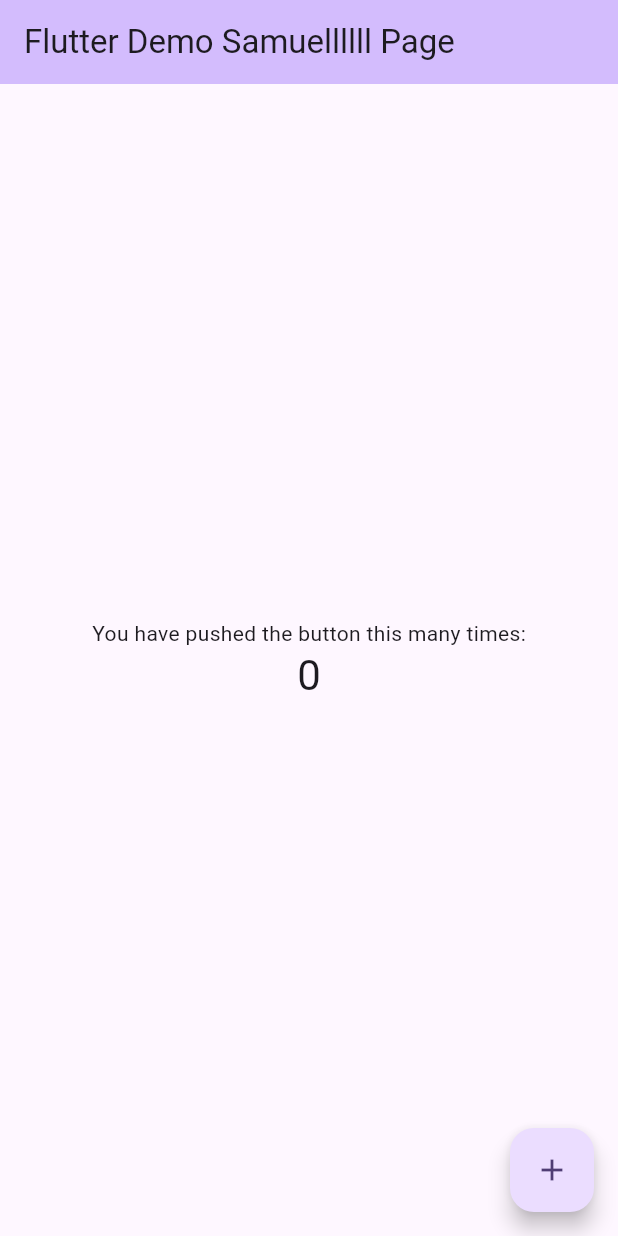
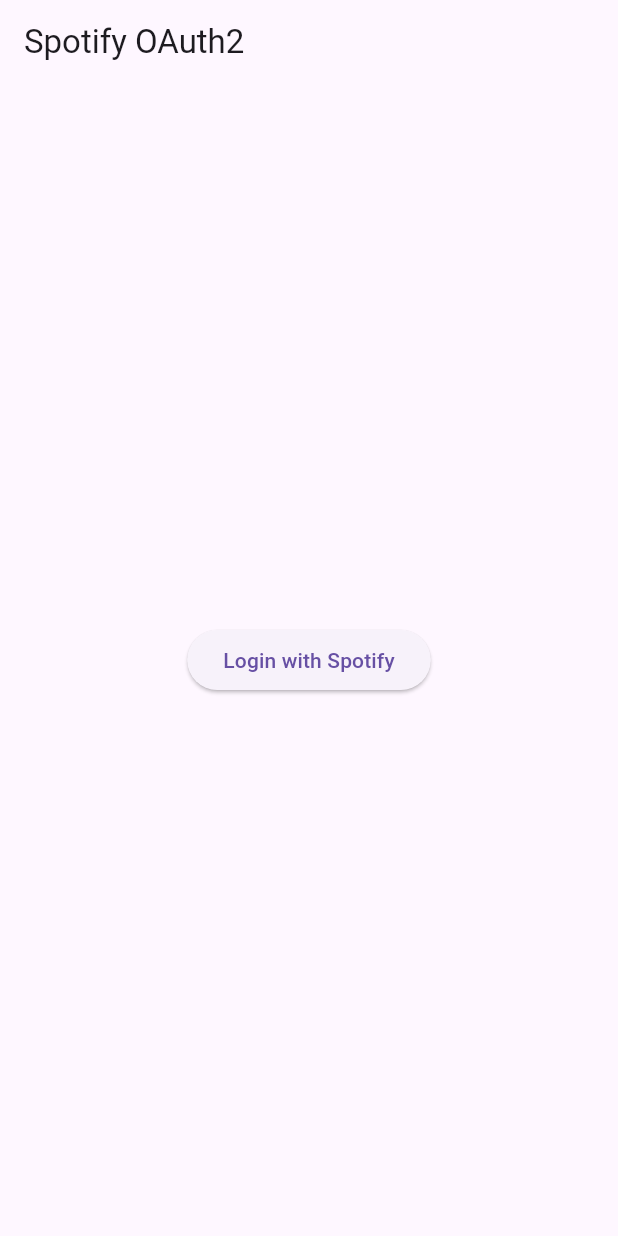
Before and after one commit to ASM-Studios/AREA, a Flutter app: the screen it shows after launch, on a phone screen of 412 x 824 dp. Run offline on Flutter 3.47's test engine with Material 3 defaults, Android fonts, the phone set to English and light mode, and no system bars; our stand-ins replace flutter_dotenv; missing offline and left inert: flutter_appauth, flutter_web_auth, oauth2, oauth2_client.

Commit message:
feat(spotify_oauth): basic code for handling spotify connection via oauth

```diff
--- /dev/null
+++ b/client_mobile/lib/features/auth/login.dart
@@ -0,0 +1,180 @@
+import 'dart:io';
+import 'package:flutter/material.dart';
+import 'package:flutter_appauth/flutter_appauth.dart';
+import 'package:flutter_web_auth/flutter_web_auth.dart';
+import 'package:oauth2/oauth2.dart' as oauth2;
+import 'package:http/http.dart' as http;
+import 'package:flutter_dotenv/flutter_dotenv.dart';
+import 'package:oauth2_client/access_token_response.dart';
+import 'package:oauth2_client/authorization_response.dart';
+import 'package:oauth2_client/spotify_oauth2_client.dart';
+
+class SpotifyOAuthApp extends StatelessWidget {
+  @override
+  Widget build(BuildContext context) {
+    return MaterialApp(
+      title: 'Spotify OAuth2 Example',
+      theme: ThemeData(primarySwatch: Colors.green),
+      home: SpotifyAuthScreen(),
+    );
+  }
+}
+
+class SpotifyAuthScreen extends StatefulWidget {
+  @override
+  _SpotifyAuthScreenState createState() => _SpotifyAuthScreenState();
+}
+
+class _SpotifyAuthScreenState extends State<SpotifyAuthScreen> {
+
+  final String callbackUrlScheme = 'my.area.app';
+  String get redirectUrlMobile => '$callbackUrlScheme://callback';
+
+
+  final String clientId = dotenv.env["VITE_SPOTIFY_CLIENT_ID"] ?? "";
+  final appAuth = FlutterAppAuth();
+  final String clientSecret = dotenv.env["VITE_SPOTIFY_CLIENT_SECRET"] ?? "";
+  final String issuer = "https://accounts.spotify.com/";
+  final Uri authorizationEndpoint =
+      Uri.parse('https://accounts.spotify.com/authorize');
+  final Uri tokenEndpoint = Uri.parse('https://accounts.spotify.com/api/token');
+  final String redirectUrlWeb =
+      "https://localhost:8081/auth/spotify/callback";
+  final Uri redirectUri =
+      Uri.parse('https://localhost:8081/auth/spotify/callback');
+  oauth2.Client? client;
+
+
+Future<void> authenticateWithSpotify() async {
+  try {
+    final String spotifyUrl = 'https://accounts.spotify.com/authorize'
+    '&client_id=$clientId'
+    '&redirect_uri=$redirectUrlMobile';
+
+    print("Authentification en cours ...");
+    final result = await FlutterWebAuth.authenticate(
+        url: redirectUrlMobile,
+        callbackUrlScheme: callbackUrlScheme,
+      );
+
+    print("voici le résultat : ${result}");
+
+
+
+  } catch (e) {
+    print("erreur d'authentification : ${e}");
+  }
+}
+
+Future<void> authenticateWithSpotifyOld() async {
+    try {
+      // print("client id : ${clientId}");
+      // AccessTokenResponse? accessToken;
+      // SpotifyOAuth2Client client = SpotifyOAuth2Client(
+      //     redirectUri: redirectUrlMobile,
+      //     customUriScheme: "my.area.app"
+      //     );
+
+      // var authResp =
+      //     await client.requestAuthorization(clientId: clientId, customParams: {
+      //   // 'show_dialog': 'true'
+      // }, scopes: [
+      //   'user-read-private',
+      //   'user-read-playback-state',
+      //   'user-modify-playback-state',
+      //   'user-read-currently-playing',
+      //   'user-read-email'
+      // ]);
+      // var authCode = authResp.code;
+
+      // print("auth code : ${authCode}");
+
+      final authorizationTokenRequest = AuthorizationTokenRequest(
+        clientId,
+        redirectUrlMobile,
+        issuer: issuer,
+        clientSecret: clientSecret,
+        scopes: ["openid", "profile", "email", "offline_access"],
+        additionalParameters: {
+          'show_dialog': 'true'
+        }
+      );
+
+      final result = await appAuth.authorizeAndExchangeCode(authorizationTokenRequest);
+
+      print("--------------------------------");
+      print("");
+      print("");
+      print("Le code échangé est le suivant : ${result}");
+      print("");
+      print("");
+      print("--------------------------------");
+
+      return;
+      // Start a small HTTP server to capture the callback
+      // final server = await HttpServer.bind(InternetAddress.loopbackIPv4, 8080);
+      // print("Listening on ${server.address}:${server.port}");
+
+      // // Build the OAuth2 flow
+      // final grant = oauth2.AuthorizationCodeGrant(
+      //   clientId,
+      //   authorizationEndpoint,
+      //   tokenEndpoint,
+      //   secret: clientSecret,
+      //   httpClient: http.Client(),
+      // );
+
+      // // Generate the authorization URL
+      // final authorizationUrl = grant.getAuthorizationUrl(redirectUri, scopes: [
+      //   'user-read-email',
+      //   'user-read-private',
+      // ]);
+
+      // // Open the browser for user login
+      // print('Opening browser: $authorizationUrl');
+      // await Process.run('open', [authorizationUrl.toString()]);
+
+      // // Wait for the callback
+      // final request = await server.first;
+
+      // // Validate and close the server
+      // final queryParameters = request.uri.queryParameters;
+      // final code = queryParameters['code'];
+      // final state = queryParameters['state'];
+      // request.response
+      //   ..statusCode = 200
+      //   ..headers.set('Content-Type', ContentType.html.mimeType)
+      //   ..write('You can now close this page.')
+      //   ..close();
+      // await server.close();
+
+      // // Exchange the authorization code for tokens
+      // if (code != null) {
+      //   client = await grant.handleAuthorizationCode(code);
+      //   setState(() {});
+      //   print(
+      //       'Authenticated successfully! Access token: ${client?.credentials.accessToken}');
+      // }
+    } catch (e) {
+      print('Authentication failed: $e');
+    }
+  }
+
+  @override
+  Widget build(BuildContext context) {
+    return Scaffold(
+      appBar: AppBar(title: Text('Spotify OAuth2')),
+      body: Center(
+        child: client == null
+            ? ElevatedButton(
+                onPressed: () {
+                  authenticateWithSpotifyOld();
+                },
+                child: Text('Login with Spotify'),
+              )
+            : Text(
+                'Authenticated! Access token: ${client?.credentials.accessToken}'),
+      ),
+    );
+  }
+}
--- a/client_mobile/lib/main.dart
+++ b/client_mobile/lib/main.dart
@@ -1,125 +1,9 @@
+import 'dart:io';
+import 'package:client_mobile/features/auth/login.dart';
 import 'package:flutter/material.dart';
+import 'package:flutter_dotenv/flutter_dotenv.dart';
 
-void main() {
-  runApp(const MyApp());
+Future<void> main() async {
+  await dotenv.load(fileName: ".env");
+  runApp(SpotifyOAuthApp());
 }
-
-class MyApp extends StatelessWidget {
-  const MyApp({super.key});
-
-  // This widget is the root of your application.
-  @override
-  Widget build(BuildContext context) {
-    return MaterialApp(
-      title: 'Flutter Demo',
-      theme: ThemeData(
-        // This is the theme of your application.
-        //
-        // TRY THIS: Try running your application with "flutter run". You'll see
-        // the application has a purple toolbar. Then, without quitting the app,
-        // try changing the seedColor in the colorScheme below to Colors.green
-        // and then invoke "hot reload" (save your changes or press the "hot
-        // reload" button in a Flutter-supported IDE, or press "r" if you used
-        // the command line to start the app).
-        //
-        // Notice that the counter didn't reset back to zero; the application
-        // state is not lost during the reload. To reset the state, use hot
-        // restart instead.
-        //
-        // This works for code too, not just values: Most code changes can be
-        // tested with just a hot reload.
-        colorScheme: ColorScheme.fromSeed(seedColor: Colors.deepPurple),
-        useMaterial3: true,
-      ),
-      home: const MyHomePage(title: 'Flutter Demo Samuellllll Page'),
-    );
-  }
-}
-
-class MyHomePage extends StatefulWidget {
-  const MyHomePage({super.key, required this.title});
-
-  // This widget is the home page of your application. It is stateful, meaning
-  // that it has a State object (defined below) that contains fields that affect
-  // how it looks.
-
-  // This class is the configuration for the state. It holds the values (in this
-  // case the title) provided by the parent (in this case the App widget) and
-  // used by the build method of the State. Fields in a Widget subclass are
-  // always marked "final".
-
-  final String title;
-
-  @override
-  State<MyHomePage> createState() => _MyHomePageState();
-}
-
-class _MyHomePageState extends State<MyHomePage> {
-  int _counter = 0;
-
-  void _incrementCounter() {
-    setState(() {
-      // This call to setState tells the Flutter framework that something has
-      // changed in this State, which causes it to rerun the build method below
-      // so that the display can reflect the updated values. If we changed
-      // _counter without calling setState(), then the build method would not be
-      // called again, and so nothing would appear to happen.
-      _counter++;
-    });
-  }
-
-  @override
-  Widget build(BuildContext context) {
-    // This method is rerun every time setState is called, for instance as done
-    // by the _incrementCounter method above.
-    //
-    // The Flutter framework has been optimized to make rerunning build methods
-    // fast, so that you can just rebuild anything that needs updating rather
-    // than having to individually change instances of widgets.
-    return Scaffold(
-      appBar: AppBar(
-        // TRY THIS: Try changing the color here to a specific color (to
-        // Colors.amber, perhaps?) and trigger a hot reload to see the AppBar
-        // change color while the other colors stay the same.
-        backgroundColor: Theme.of(context).colorScheme.inversePrimary,
-        // Here we take the value from the MyHomePage object that was created by
-        // the App.build method, and use it to set our appbar title.
-        title: Text(widget.title),
-      ),
-      body: Center(
-        // Center is a layout widget. It takes a single child and positions it
-        // in the middle of the parent.
-        child: Column(
-          // Column is also a layout widget. It takes a list of children and
-          // arranges them vertically. By default, it sizes itself to fit its
-          // children horizontally, and tries to be as tall as its parent.
-          //
-          // Column has various properties to control how it sizes itself and
-          // how it positions its children. Here we use mainAxisAlignment to
-          // center the children vertically; the main axis here is the vertical
-          // axis because Columns are vertical (the cross axis would be
-          // horizontal).
-          //
-          // TRY THIS: Invoke "debug painting" (choose the "Toggle Debug Paint"
-          // action in the IDE, or press "p" in the console), to see the
-          // wireframe for each widget.
-          mainAxisAlignment: MainAxisAlignment.center,
-          children: <Widget>[
-            const Text(
-              'You have pushed the button this many times:',
-            ),
-            Text(
-              '$_counter',
-              style: Theme.of(context).textTheme.headlineMedium,
-            ),
-          ],
-        ),
-      ),
-      floatingActionButton: FloatingActionButton(
-        onPressed: _incrementCounter,
-        tooltip: 'Increment',
-        child: const Icon(Icons.add),
-      ), // This trailing comma makes auto-formatting nicer for build methods.
-    );
-  }
-}
```
Also changed, not shown: client_mobile/pubspec.yaml (+8 -1 lines), client_mobile/pubspec.lock, 8 other files.
